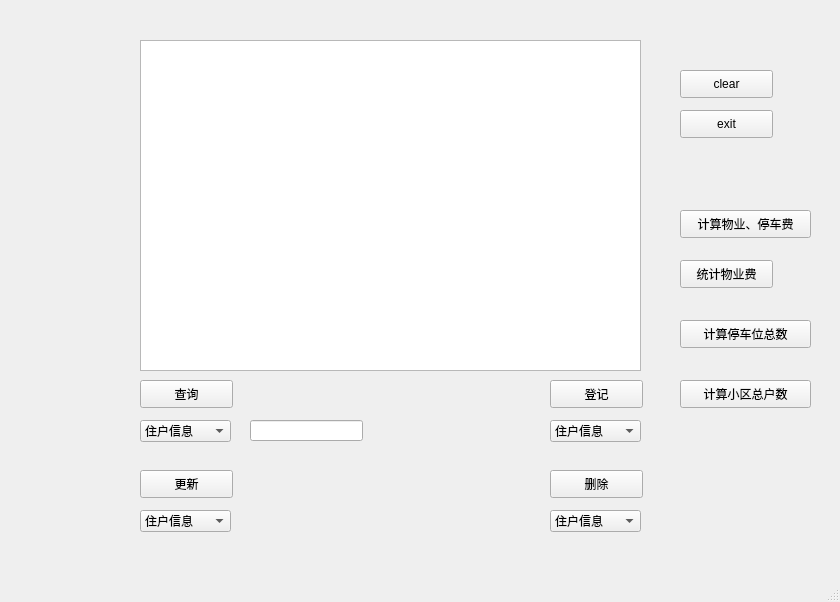
JJLee7447/property_management_system, file UI/mainwindow.ui: the form before one commit.
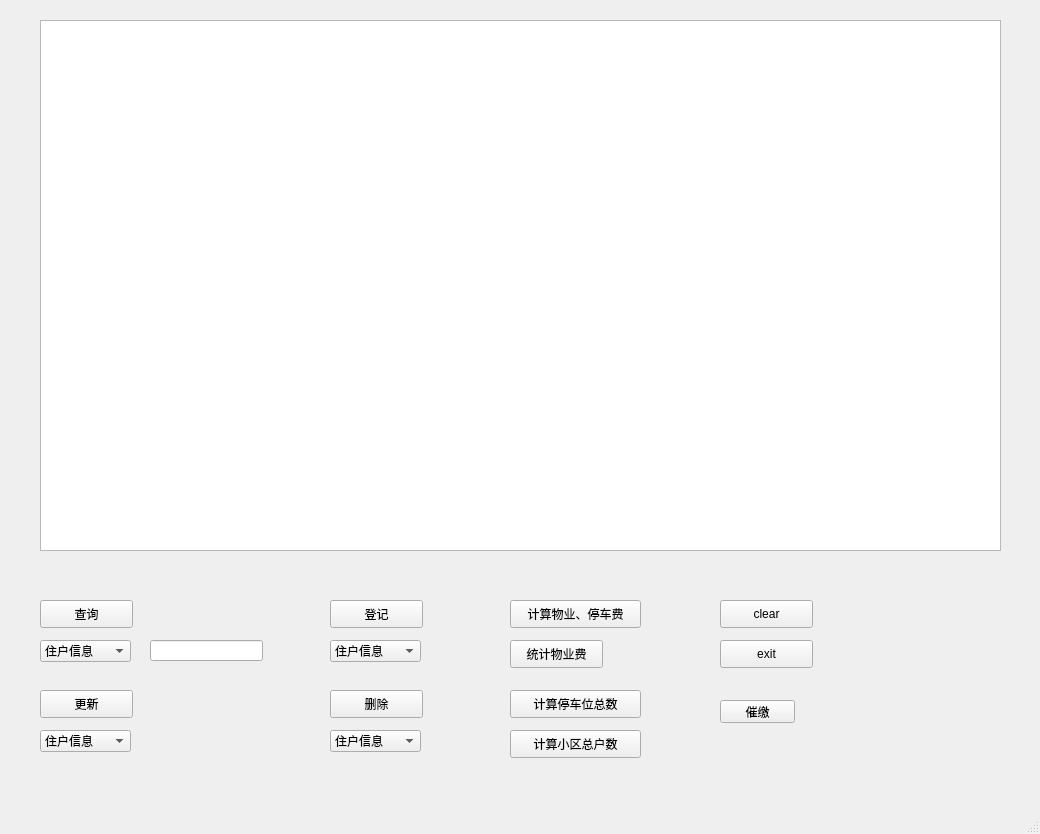
The form after the commit.

Patch:
```diff
--- a/UI/mainwindow.ui
+++ b/UI/mainwindow.ui
@@ -6,8 +6,8 @@
    <rect>
     <x>0</x>
     <y>0</y>
-    <width>840</width>
-    <height>602</height>
+    <width>1040</width>
+    <height>834</height>
    </rect>
   </property>
   <property name="windowTitle">
@@ -17,8 +17,8 @@
    <widget class="QPushButton" name="register_btn">
     <property name="geometry">
      <rect>
-      <x>550</x>
-      <y>380</y>
+      <x>330</x>
+      <y>600</y>
       <width>93</width>
       <height>28</height>
      </rect>
@@ -30,8 +30,8 @@
    <widget class="QComboBox" name="register_com_box">
     <property name="geometry">
      <rect>
-      <x>550</x>
-      <y>420</y>
+      <x>330</x>
+      <y>640</y>
       <width>91</width>
       <height>22</height>
      </rect>
@@ -85,8 +85,8 @@
    <widget class="QPushButton" name="query_btn">
     <property name="geometry">
      <rect>
-      <x>140</x>
-      <y>380</y>
+      <x>40</x>
+      <y>600</y>
       <width>93</width>
       <height>28</height>
      </rect>
@@ -98,8 +98,8 @@
    <widget class="QPushButton" name="clear_btn">
     <property name="geometry">
      <rect>
-      <x>680</x>
-      <y>70</y>
+      <x>720</x>
+      <y>600</y>
       <width>93</width>
       <height>28</height>
      </rect>
@@ -111,8 +111,8 @@
    <widget class="QPushButton" name="exit_btn">
     <property name="geometry">
      <rect>
-      <x>680</x>
-      <y>110</y>
+      <x>720</x>
+      <y>640</y>
       <width>93</width>
       <height>28</height>
      </rect>
@@ -124,8 +124,8 @@
    <widget class="QLineEdit" name="query_editor">
     <property name="geometry">
      <rect>
-      <x>250</x>
-      <y>420</y>
+      <x>150</x>
+      <y>640</y>
       <width>113</width>
       <height>21</height>
      </rect>
@@ -134,8 +134,8 @@
    <widget class="QPushButton" name="update_btn">
     <property name="geometry">
      <rect>
-      <x>140</x>
-      <y>470</y>
+      <x>40</x>
+      <y>690</y>
       <width>93</width>
       <height>28</height>
      </rect>
@@ -147,8 +147,8 @@
    <widget class="QComboBox" name="update_com_box">
     <property name="geometry">
      <rect>
-      <x>140</x>
-      <y>510</y>
+      <x>40</x>
+      <y>730</y>
       <width>91</width>
       <height>22</height>
      </rect>
@@ -177,8 +177,8 @@
    <widget class="QComboBox" name="del_com_box">
     <property name="geometry">
      <rect>
-      <x>550</x>
-      <y>510</y>
+      <x>330</x>
+      <y>730</y>
       <width>91</width>
       <height>22</height>
      </rect>
@@ -202,8 +202,8 @@
    <widget class="QPushButton" name="del_btn">
     <property name="geometry">
      <rect>
-      <x>550</x>
-      <y>470</y>
+      <x>330</x>
+      <y>690</y>
       <width>93</width>
       <height>28</height>
      </rect>
@@ -215,8 +215,8 @@
    <widget class="QComboBox" name="query_com_box">
     <property name="geometry">
      <rect>
-      <x>140</x>
-      <y>420</y>
+      <x>40</x>
+      <y>640</y>
       <width>91</width>
       <height>22</height>
      </rect>
@@ -270,8 +270,8 @@
    <widget class="QPushButton" name="count_fee_btn">
     <property name="geometry">
      <rect>
-      <x>680</x>
-      <y>210</y>
+      <x>510</x>
+      <y>600</y>
       <width>131</width>
       <height>28</height>
      </rect>
@@ -283,8 +283,8 @@
    <widget class="QPushButton" name="sta_pro_fee_btn">
     <property name="geometry">
      <rect>
-      <x>680</x>
-      <y>260</y>
+      <x>510</x>
+      <y>640</y>
       <width>93</width>
       <height>28</height>
      </rect>
@@ -296,8 +296,8 @@
    <widget class="QPushButton" name="sum_parking_space_btn">
     <property name="geometry">
      <rect>
-      <x>680</x>
-      <y>320</y>
+      <x>510</x>
+      <y>690</y>
       <width>131</width>
       <height>28</height>
      </rect>
@@ -309,8 +309,8 @@
    <widget class="QPushButton" name="sum_resident_btn">
     <property name="geometry">
      <rect>
-      <x>680</x>
-      <y>380</y>
+      <x>510</x>
+      <y>730</y>
       <width>131</width>
       <height>28</height>
      </rect>
@@ -322,13 +322,26 @@
    <widget class="QTableView" name="tableView">
     <property name="geometry">
      <rect>
-      <x>140</x>
-      <y>40</y>
-      <width>501</width>
-      <height>331</height>
+      <x>40</x>
+      <y>20</y>
+      <width>961</width>
+      <height>531</height>
      </rect>
     </property>
    </widget>
+   <widget class="QPushButton" name="reminder_fee_btn">
+    <property name="geometry">
+     <rect>
+      <x>720</x>
+      <y>700</y>
+      <width>75</width>
+      <height>23</height>
+     </rect>
+    </property>
+    <property name="text">
+     <string>催缴</string>
+    </property>
+   </widget>
   </widget>
   <widget class="QMenuBar" name="menubar">
    <property name="geometry">
```
Left out of the diff: 2 changed lines with no effect on the pictures.
